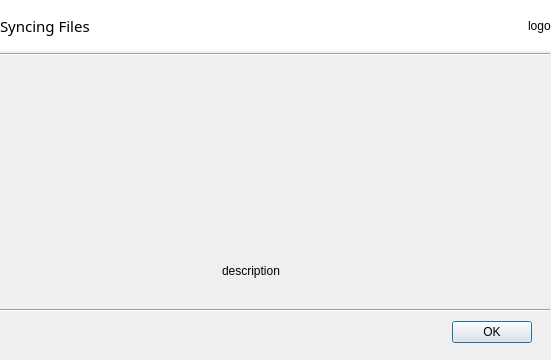
Before: the Qt Designer form ui/tips-dialog.ui in jlthldy/seafile-client, drawn with Qt 5.
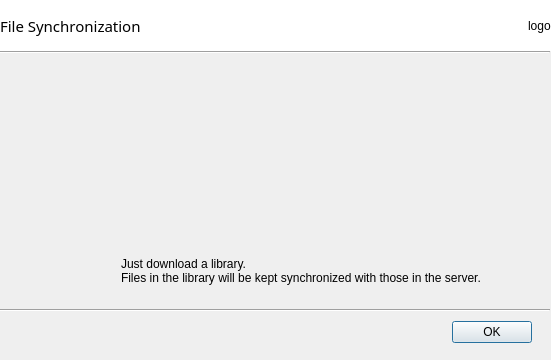
After: the same form once the commit is applied. Icons and pictures are not drawn.

```diff
--- a/ui/tips-dialog.ui
+++ b/ui/tips-dialog.ui
@@ -43,7 +43,7 @@
        <string notr="true"/>
       </property>
       <property name="text">
-       <string>Syncing Files</string>
+       <string>File Synchronization </string>
       </property>
      </widget>
     </item>
@@ -73,9 +73,9 @@
    <property name="geometry">
     <rect>
      <x>0</x>
-     <y>34</y>
+     <y>44</y>
      <width>550</width>
-     <height>41</height>
+     <height>16</height>
     </rect>
    </property>
    <property name="orientation">
@@ -158,9 +158,9 @@
   <widget class="QWidget" name="horizontalLayoutWidget_2">
    <property name="geometry">
     <rect>
-     <x>70</x>
+     <x>55</x>
      <y>250</y>
-     <width>361</width>
+     <width>491</width>
      <height>41</height>
     </rect>
    </property>
@@ -184,7 +184,8 @@
        <bool>true</bool>
       </property>
       <property name="text">
-       <string>description</string>
+       <string>Just download a library.
+Files in the library will be kept synchronized with those in the server.</string>
       </property>
       <property name="openExternalLinks">
        <bool>false</bool>
@@ -220,7 +221,7 @@
    </property>
    <layout class="QVBoxLayout" name="verticalLayout"/>
   </widget>
-  <widget class="QWidget" name="">
+  <widget class="QWidget" name="layoutWidget">
    <property name="geometry">
     <rect>
      <x>0</x>
```
Left out of the diff: 10 changed lines with no effect on the pictures.
